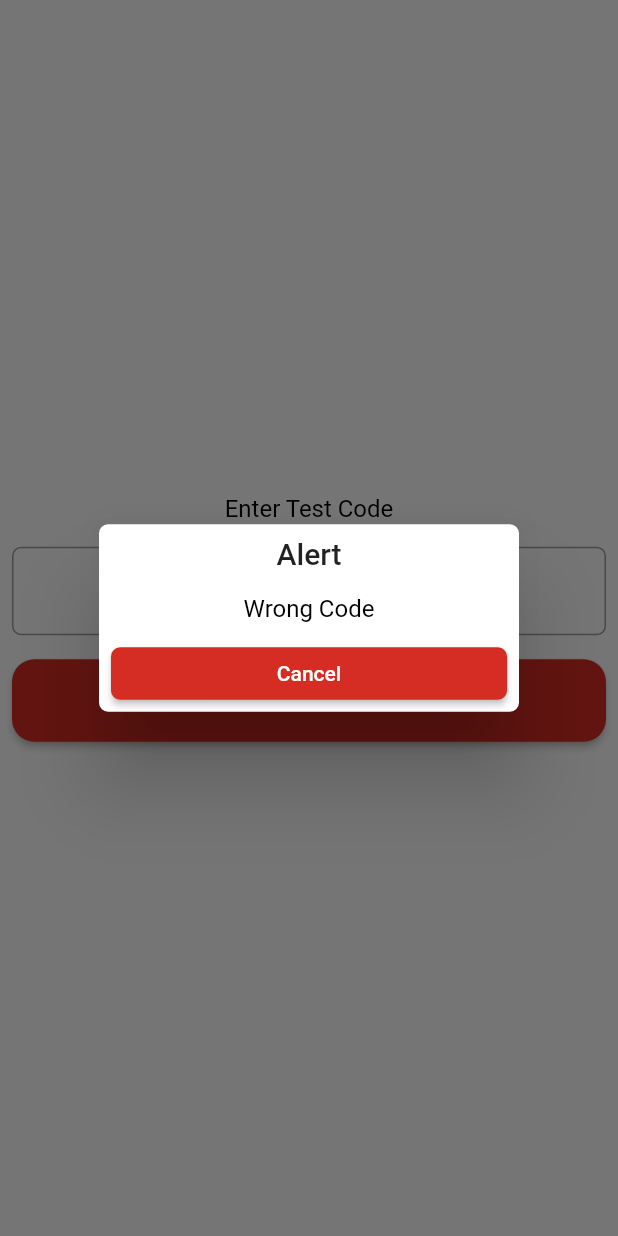
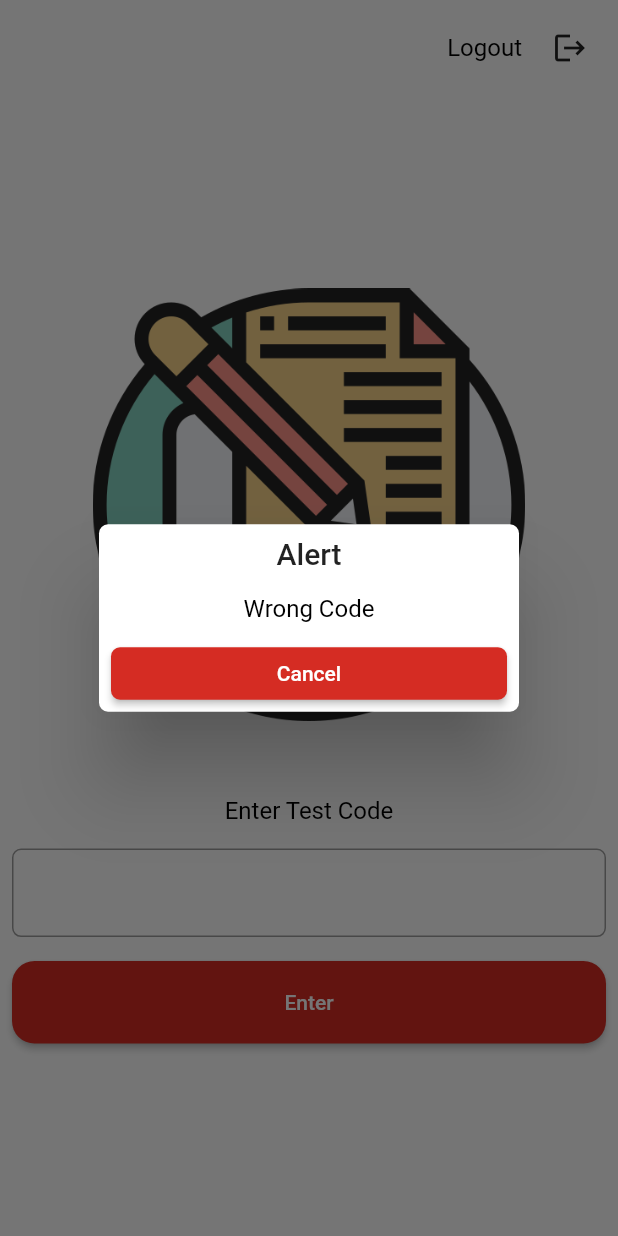
Before and after one commit to Ali-Abdolkarim/user_side, a Flutter app: the screen it shows after launch, after a tap on "Enter", on a phone screen of 412 x 824 dp. Run offline on Flutter 3.47's test engine with Material 2 defaults, Android fonts, the phone set to English and light mode, and no system bars; our stand-ins replace circular_countdown_timer, cloud_firestore, equatable, firebase_core, flutter_svg, get and 4 more; accounts and stored records are empty; Roboto replaces fonts that are missing (Ubuntu).

Commit message:
added image to home screen

```diff
--- a/lib/views/home_page.dart
+++ b/lib/views/home_page.dart
@@ -100,7 +100,8 @@ class _HomePageState extends State<HomePage> {
               height: 35,
               borderRadius: 6,
             ),
-            content: const CText('You have participated in that test before'));
+            content: const CText(
+                'You have participated in that test before and submitted your answer.'));
         setState(() {
           _loading = false;
         });
@@ -157,28 +158,61 @@ class _HomePageState extends State<HomePage> {
 
   @override
   Widget build(BuildContext context) {
+    var size = MediaQuery.of(context).size;
     return Scaffold(
       backgroundColor: Colors.white,
       resizeToAvoidBottomInset: false,
-      body: Center(
+      body: SafeArea(
+        child: Center(
           child: _loading
               ? const CircularProgressIndicator()
               : Column(
                   mainAxisAlignment: MainAxisAlignment.center,
+                  crossAxisAlignment: CrossAxisAlignment.end,
                   children: [
+                    InkWell(
+                      onTap: () {},
+                      child: Container(
+                        padding: const EdgeInsetsDirectional.fromSTEB(
+                            20, 20, 20, 20),
+                        child: Row(
+                          mainAxisSize: MainAxisSize.min,
+                          mainAxisAlignment: MainAxisAlignment.end,
+                          children: [
+                            const CText('Logout'),
                             Container(
-                    margin: const EdgeInsetsDirectional.fromSTEB(8, 0, 8, 16),
+                                margin: const EdgeInsetsDirectional.fromSTEB(
+                                    20, 0, 0, 0),
+                                child: const Icon(Icons.logout)),
+                          ],
+                        ),
+                      ),
+                    ),
+                    Expanded(
+                      child: Column(
+                        mainAxisAlignment: MainAxisAlignment.center,
+                        children: [
+                          Image.asset(
+                            'assets/input.png',
+                            height: size.height * .35,
+                          ),
+                          Container(
+                            margin: const EdgeInsetsDirectional.fromSTEB(
+                                8, 50, 8, 16),
                             child: const CText('Enter Test Code'),
                           ),
                           Container(
-                    margin: const EdgeInsetsDirectional.fromSTEB(8, 0, 8, 8),
+                            margin: const EdgeInsetsDirectional.fromSTEB(
+                                8, 0, 8, 8),
                             child: Form(
                               key: _formKey,
-                      child: SimpleFormInput(controller: _codeController),
+                              child:
+                                  SimpleFormInput(controller: _codeController),
                             ),
                           ),
                           Container(
-                    margin: const EdgeInsetsDirectional.fromSTEB(8, 8, 8, 0),
+                            margin: const EdgeInsetsDirectional.fromSTEB(
+                                8, 8, 8, 0),
                             child: SimpleButton(
                               'Enter',
                               action: enterExam,
@@ -186,6 +220,10 @@ class _HomePageState extends State<HomePage> {
                           ),
                         ],
                       ),
+                    )
+                  ],
+                ),
+        ),
       ),
     );
   }
```
Also changed, not shown: assets/input.png (added). Lines whose indentation alone changed are shown as unchanged.
